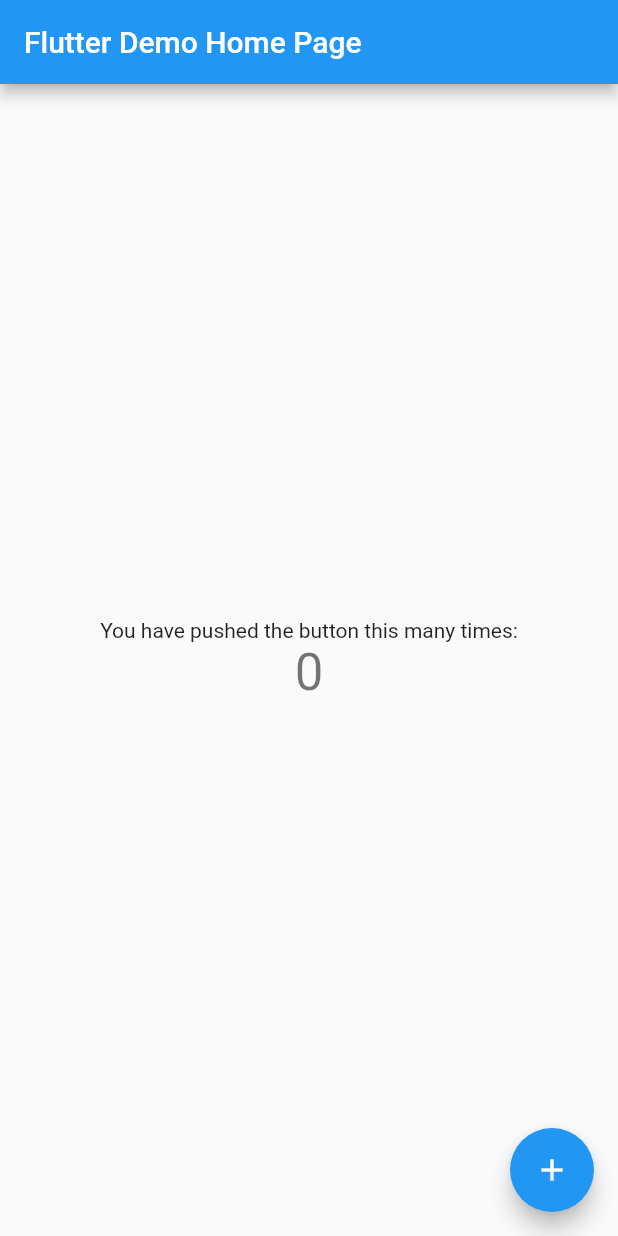
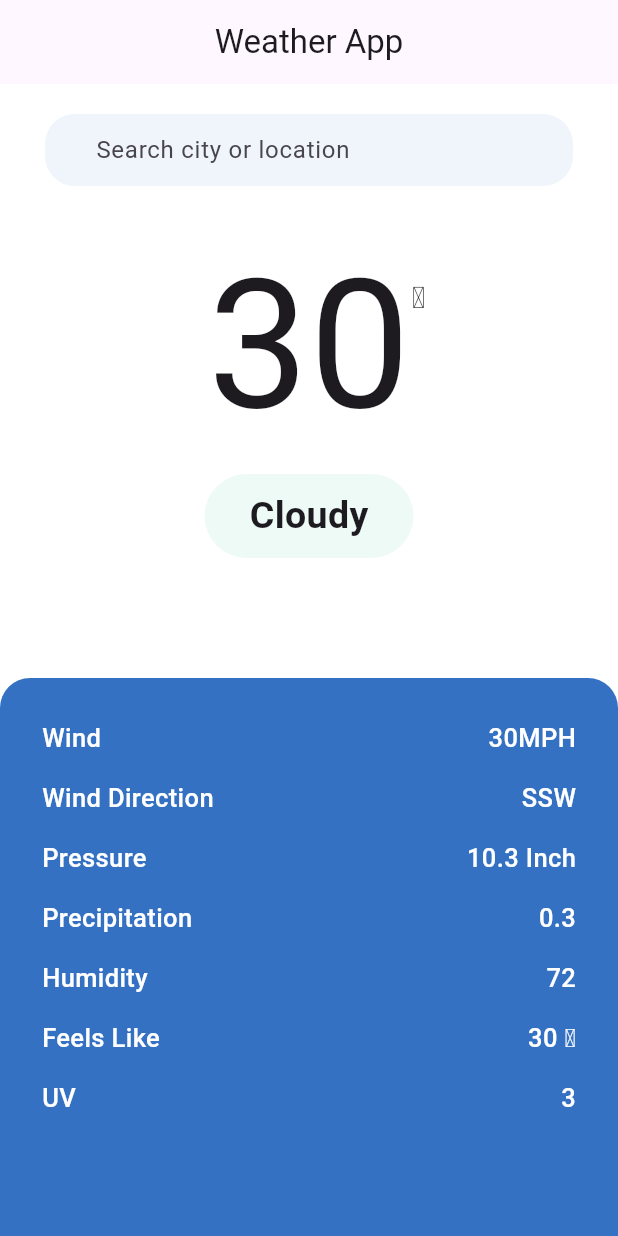
Before and after one commit to kingace2056/weather-app, a Flutter app: the screen it shows after launch, on a phone screen of 412 x 824 dp. Run offline on Flutter 3.47's test engine with Material 2 defaults, Android fonts, the light colour scheme and no system bars.

Commit message:
homepage ui made

```diff
--- /dev/null
+++ b/lib/constants/color_constants.dart
@@ -0,0 +1,7 @@
+import 'package:flutter/animation.dart';
+
+Color primColor = const Color(0xFF3571C3);
+Color primWhite = const Color(0xFFFFFFFF);
+const Color labelBlue = Color(0xFFEFF5FB);
+const Color labelGrn = Color(0xFFEEFAF6);
+const Color labelRed = Color(0xFFFCECEF);
--- /dev/null
+++ b/lib/constants/url_constants.dart
@@ -0,0 +1,2 @@
+String baseUrl = 'https://api.weatherapi.com';
+String apiKey = '1bc0383d81444b58b1432929200711';
--- a/lib/main.dart
+++ b/lib/main.dart
@@ -1,7 +1,24 @@
 import 'package:flutter/material.dart';
+import 'package:flutter/services.dart';
+import 'package:provider/provider.dart';
+import 'package:weather_app/providers/location_provider.dart';
+import 'package:weather_app/view/home/homepage.dart';
 
 void main() {
-  runApp(const MyApp());
+  WidgetsFlutterBinding.ensureInitialized();
+  SystemChrome.setEnabledSystemUIMode(SystemUiMode.immersiveSticky);
+
+  SystemChrome.setPreferredOrientations([
+    DeviceOrientation.portraitUp,
+  ]);
+  runApp(MultiProvider(
+    providers: [
+      ChangeNotifierProvider(
+        create: (context) => LocationProvider(),
+      )
+    ],
+    child: const MyApp(),
+  ));
 }
 
 class MyApp extends StatelessWidget {
@@ -11,105 +28,13 @@
   @override
   Widget build(BuildContext context) {
     return MaterialApp(
-      title: 'Flutter Demo',
+      title: 'Weather App',
+      debugShowCheckedModeBanner: false,
       theme: ThemeData(
-        // This is the theme of your application.
-        //
-        // Try running your application with "flutter run". You'll see the
-        // application has a blue toolbar. Then, without quitting the app, try
-        // changing the primarySwatch below to Colors.green and then invoke
-        // "hot reload" (press "r" in the console where you ran "flutter run",
-        // or simply save your changes to "hot reload" in a Flutter IDE).
-        // Notice that the counter didn't reset back to zero; the application
-        // is not restarted.
+        useMaterial3: true,
         primarySwatch: Colors.blue,
       ),
-      home: const MyHomePage(title: 'Flutter Demo Home Page'),
+      routes: {'/': (context) => const HomePage()},
     );
   }
 }
-
-class MyHomePage extends StatefulWidget {
-  const MyHomePage({super.key, required this.title});
-
-  // This widget is the home page of your application. It is stateful, meaning
-  // that it has a State object (defined below) that contains fields that affect
-  // how it looks.
-
-  // This class is the configuration for the state. It holds the values (in this
-  // case the title) provided by the parent (in this case the App widget) and
-  // used by the build method of the State. Fields in a Widget subclass are
-  // always marked "final".
-
-  final String title;
-
-  @override
-  State<MyHomePage> createState() => _MyHomePageState();
-}
-
-class _MyHomePageState extends State<MyHomePage> {
-  int _counter = 0;
-
-  void _incrementCounter() {
-    setState(() {
-      // This call to setState tells the Flutter framework that something has
-      // changed in this State, which causes it to rerun the build method below
-      // so that the display can reflect the updated values. If we changed
-      // _counter without calling setState(), then the build method would not be
-      // called again, and so nothing would appear to happen.
-      _counter++;
-    });
-  }
-
-  @override
-  Widget build(BuildContext context) {
-    // This method is rerun every time setState is called, for instance as done
-    // by the _incrementCounter method above.
-    //
-    // The Flutter framework has been optimized to make rerunning build methods
-    // fast, so that you can just rebuild anything that needs updating rather
-    // than having to individually change instances of widgets.
-    return Scaffold(
-      appBar: AppBar(
-        // Here we take the value from the MyHomePage object that was created by
-        // the App.build method, and use it to set our appbar title.
-        title: Text(widget.title),
-      ),
-      body: Center(
-        // Center is a layout widget. It takes a single child and positions it
-        // in the middle of the parent.
-        child: Column(
-          // Column is also a layout widget. It takes a list of children and
-          // arranges them vertically. By default, it sizes itself to fit its
-          // children horizontally, and tries to be as tall as its parent.
-          //
-          // Invoke "debug painting" (press "p" in the console, choose the
-          // "Toggle Debug Paint" action from the Flutter Inspector in Android
-          // Studio, or the "Toggle Debug Paint" command in Visual Studio Code)
-          // to see the wireframe for each widget.
-          //
-          // Column has various properties to control how it sizes itself and
-          // how it positions its children. Here we use mainAxisAlignment to
-          // center the children vertically; the main axis here is the vertical
-          // axis because Columns are vertical (the cross axis would be
-          // horizontal).
-          mainAxisAlignment: MainAxisAlignment.center,
-          children: <Widget>[
-            const Text(
-              'You have pushed the button this many times:',
-            ),
-            Text(
-              '$_counter',
-              style: Theme.of(context).textTheme.headline4,
-            ),
-          ],
-        ),
-      ),
-      floatingActionButton: FloatingActionButton(
-        onPressed: _incrementCounter,
-        tooltip: 'Increment',
-        child: const Icon(Icons.add),
-      ), // This trailing comma makes auto-formatting nicer for build methods.
-    );
-  }
-}
--- /dev/null
+++ b/lib/view/home/homepage.dart
@@ -0,0 +1,122 @@
+import 'package:flutter/material.dart';
+import 'package:flutter/src/widgets/container.dart';
+import 'package:flutter/src/widgets/framework.dart';
+import 'package:weather_app/constants/color_constants.dart';
+import 'package:weather_app/view/home/widgets/detail_widgets.dart';
+
+class HomePage extends StatefulWidget {
+  const HomePage({super.key});
+
+  @override
+  State<HomePage> createState() => _HomePageState();
+}
+
+class _HomePageState extends State<HomePage> {
+  TextEditingController _locationController = TextEditingController();
+  @override
+  Widget build(BuildContext context) {
+    return Scaffold(
+      appBar: AppBar(
+        title: Text('Weather App'),
+        centerTitle: true,
+      ),
+      backgroundColor: primWhite,
+      body: SingleChildScrollView(
+        child: Column(
+          mainAxisAlignment: MainAxisAlignment.start,
+          crossAxisAlignment: CrossAxisAlignment.center,
+          children: [
+            Padding(
+              padding: EdgeInsets.fromLTRB(30, 20, 30, 20),
+              child: TextFormField(
+                textAlign: TextAlign.left,
+                textAlignVertical: TextAlignVertical.center,
+                decoration: InputDecoration(
+                  contentPadding:
+                      EdgeInsets.only(left: 30, top: 10, bottom: 10, right: 20),
+                  fillColor: labelBlue,
+                  filled: true,
+                  hintText: 'Search city or location',
+                  border: OutlineInputBorder(
+                      borderRadius: BorderRadius.circular(20),
+                      borderSide: BorderSide.none),
+                ),
+              ),
+            ),
+            Container(
+                alignment: Alignment.topCenter,
+                width: double.infinity,
+                child: Stack(
+                  clipBehavior: Clip.none,
+                  children: [
+                    Positioned(
+                      child: Text(
+                        '30',
+                        style: TextStyle(fontSize: 120),
+                      ),
+                    ),
+                    Positioned(
+                        right: -10,
+                        top: 40,
+                        child: Text(
+                          '\u2109',
+                          style: TextStyle(fontSize: 20),
+                        ))
+                  ],
+                )),
+            Container(
+              padding: EdgeInsets.fromLTRB(30, 10, 30, 10),
+              decoration: BoxDecoration(
+                  color: labelGrn, borderRadius: BorderRadius.circular(50)),
+              child: Text(
+                'Cloudy',
+                style: TextStyle(fontSize: 25, fontWeight: FontWeight.bold),
+              ),
+            ),
+            SizedBox(
+              height: 80,
+            ),
+            Container(
+              width: double.infinity,
+              padding: EdgeInsets.all(20),
+              decoration: BoxDecoration(
+                  color: primColor,
+                  borderRadius: BorderRadius.only(
+                    topLeft: Radius.circular(20),
+                    topRight: Radius.circular(20),
+                  )),
+              child: Column(
+                mainAxisAlignment: MainAxisAlignment.center,
+                crossAxisAlignment: CrossAxisAlignment.start,
+                children: [
+                  DetailWidget(
+                    title: 'Wind',
+                    values: '30MPH',
+                  ),
+                  DetailWidget(
+                    title: 'Wind Direction',
+                    values: 'SSW',
+                  ),
+                  DetailWidget(
+                    title: 'Pressure',
+                    values: '10.3 Inch',
+                  ),
+                  DetailWidget(
+                    title: 'Precipitation',
+                    values: '0.3',
+                  ),
+                  DetailWidget(title: 'Humidity', values: '72'),
+                  DetailWidget(title: 'Feels Like', values: '30 \u2109'),
+                  DetailWidget(title: 'UV', values: '3'),
+                  SizedBox(
+                    height: 90,
+                  )
+                ],
+              ),
+            )
+          ],
+        ),
+      ),
+    );
+  }
+}
--- /dev/null
+++ b/lib/view/home/widgets/detail_widgets.dart
@@ -0,0 +1,35 @@
+import 'package:flutter/material.dart';
+
+import 'package:weather_app/constants/color_constants.dart';
+
+class DetailWidget extends StatelessWidget {
+  const DetailWidget({
+    Key? key,
+    required this.title,
+    required this.values,
+  }) : super(key: key);
+  final String title;
+  final String values;
+
+  @override
+  Widget build(BuildContext context) {
+    return Padding(
+      padding: const EdgeInsets.all(8.0),
+      child: Row(
+        children: [
+          Text(
+            title,
+            style: TextStyle(
+                color: primWhite, fontSize: 17, fontWeight: FontWeight.w500),
+          ),
+          Spacer(),
+          Text(
+            values,
+            style: TextStyle(
+                color: primWhite, fontSize: 17, fontWeight: FontWeight.w500),
+          )
+        ],
+      ),
+    );
+  }
+}
--- a/pubspec.yaml
+++ b/pubspec.yaml
@@ -36,6 +36,8 @@
   # The following adds the Cupertino Icons font to your application.
   # Use with the CupertinoIcons class for iOS style icons.
   cupertino_icons: ^1.0.2
+  provider: ^6.0.4
+  geolocator: ^9.0.2
 
 dev_dependencies:
   flutter_test:
```
Also changed, not shown: lib/model/location_model.dart (added, +52 -0 lines), lib/model/weather_model.dart (added, +295 -0 lines), lib/providers/location_provider.dart (added, +14 -0 lines), pubspec.lock, 3 other files.
